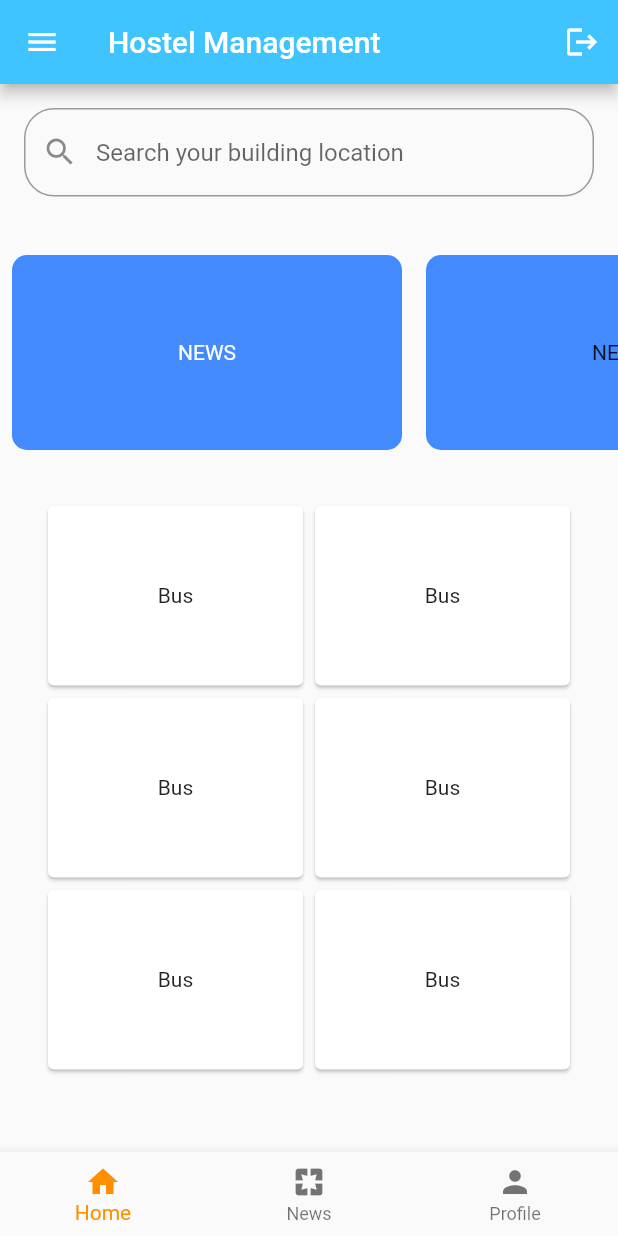
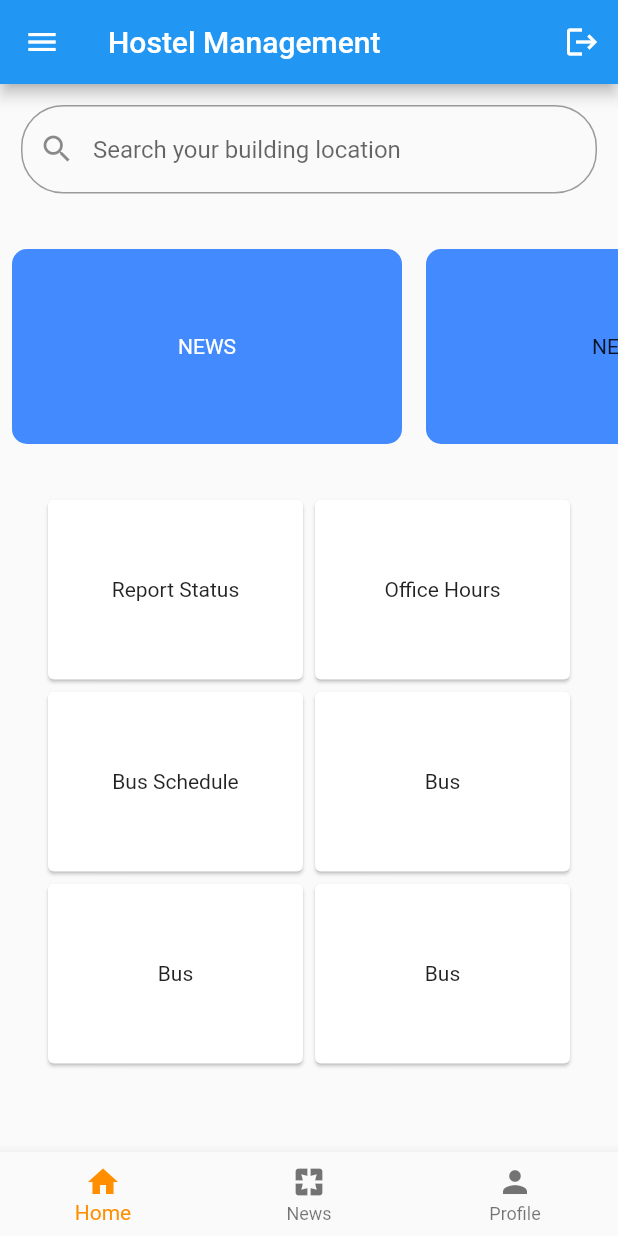
Before and after one commit to ahmdirfnz/Hostel-Management-System, a Flutter app: the HomeScreen screen opened by its route, on a phone screen of 412 x 824 dp. Run offline on Flutter 3.47's test engine with Material 2 defaults, Android fonts, the phone set to English and light mode, and no system bars; our stand-ins replace cloud_firestore, file_picker, firebase_auth, firebase_core, firebase_storage, modal_progress_hud and 2 more; accounts and stored records are empty.

Commit message:
update code

```diff
--- a/lib/home_screen.dart
+++ b/lib/home_screen.dart
@@ -65,7 +65,7 @@ class _HomeScreenState extends State<HomeScreen> {
           ),
         ],
         title: const Text('Hostel Management'),
-        backgroundColor: Colors.lightBlueAccent,
+        backgroundColor: Colors.blue,
       ),
       body: Center(
         child: _widgetOptions.elementAt(_selectedIndex),
@@ -136,18 +136,17 @@ class _HomePageState extends State<HomePage> {
   final String flavor = 'NEWS';
   @override
   Widget build(BuildContext context) {
-    return Container(
-      child: Column(
+    return Column(
       mainAxisAlignment: MainAxisAlignment.start,
       children: [
         Container(
-            margin: const EdgeInsets.fromLTRB(16, 16, 16, 16),
+          margin: const EdgeInsets.fromLTRB(14, 14, 14, 14),
           child: TextField(
             decoration: InputDecoration(
               prefixIcon: const Icon(Icons.search),
               hintText: 'Search your building location',
               border: OutlineInputBorder(
-                  borderRadius: BorderRadius.circular(20),
+                borderRadius: BorderRadius.circular(28),
                 borderSide: const BorderSide(color: Colors.blueAccent),
               )
             ),
@@ -260,7 +259,7 @@ class _HomePageState extends State<HomePage> {
                           print("tapped");
                         },
                         child: Container(
-                            child: Center(child: Text('Bus')),
+                          child: Center(child: Text('Report Status')),
                           width: 170.0,
                           height: 120.0,
                         ),
@@ -272,7 +271,7 @@ class _HomePageState extends State<HomePage> {
                           print("tapped");
                         },
                         child: const SizedBox(
-                            child: Center(child: Text('Bus')),
+                          child: Center(child: Text('Office Hours')),
                           width: 170.0,
                           height: 120.0,
                         ),
@@ -289,7 +288,7 @@ class _HomePageState extends State<HomePage> {
                           print("tapped");
                         },
                         child: const SizedBox(
-                            child: Center(child: Text('Bus')),
+                          child: Center(child: Text('Bus Schedule')),
                           width: 170.0,
                           height: 120.0,
                         ),
@@ -343,7 +342,6 @@ class _HomePageState extends State<HomePage> {
           ),
         ),
       ],
-      ),
     );
   }
 }
--- a/lib/registration.dart
+++ b/lib/registration.dart
@@ -65,6 +65,7 @@ class _MyRegisterState extends State<MyRegister> {
 
   @override
   Widget build(BuildContext context) {
+    final bool showFab = MediaQuery.of(context).viewInsets.bottom == 0.0;
     return Scaffold(
       backgroundColor: Colors.white,
       body: Form(
@@ -224,7 +225,7 @@ class _MyRegisterState extends State<MyRegister> {
           ),
         ),
       ),
-      floatingActionButton: FloatingActionButton(
+      floatingActionButton: showFab ? FloatingActionButton(
         onPressed: () {
             final user = User (
             fullName: fullNameController.text,
@@ -247,7 +248,7 @@ class _MyRegisterState extends State<MyRegister> {
         },
         tooltip: 'Next Page',
         child: const Icon(Icons.navigate_next),
-      ),
+      ) : null,
     );
   }
 }
```
Also changed, not shown: lib/report.dart (+45 -0 lines), pubspec.yaml (+7 -5 lines), pubspec.lock, 2 other files. Lines whose indentation alone changed are shown as unchanged.
